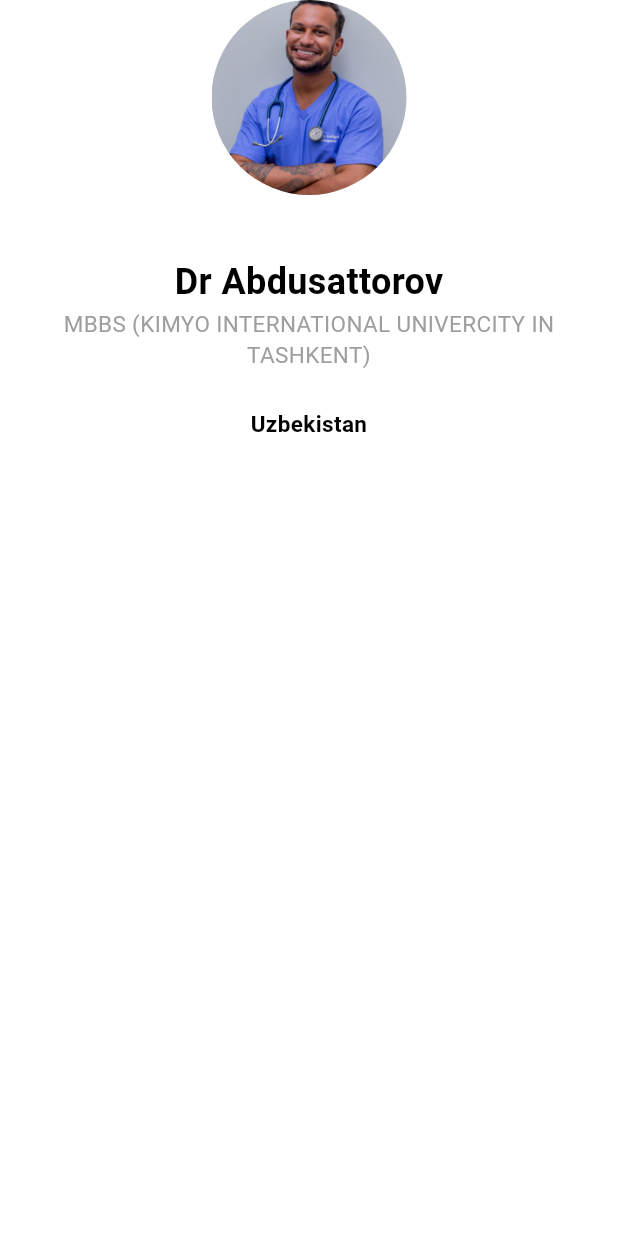
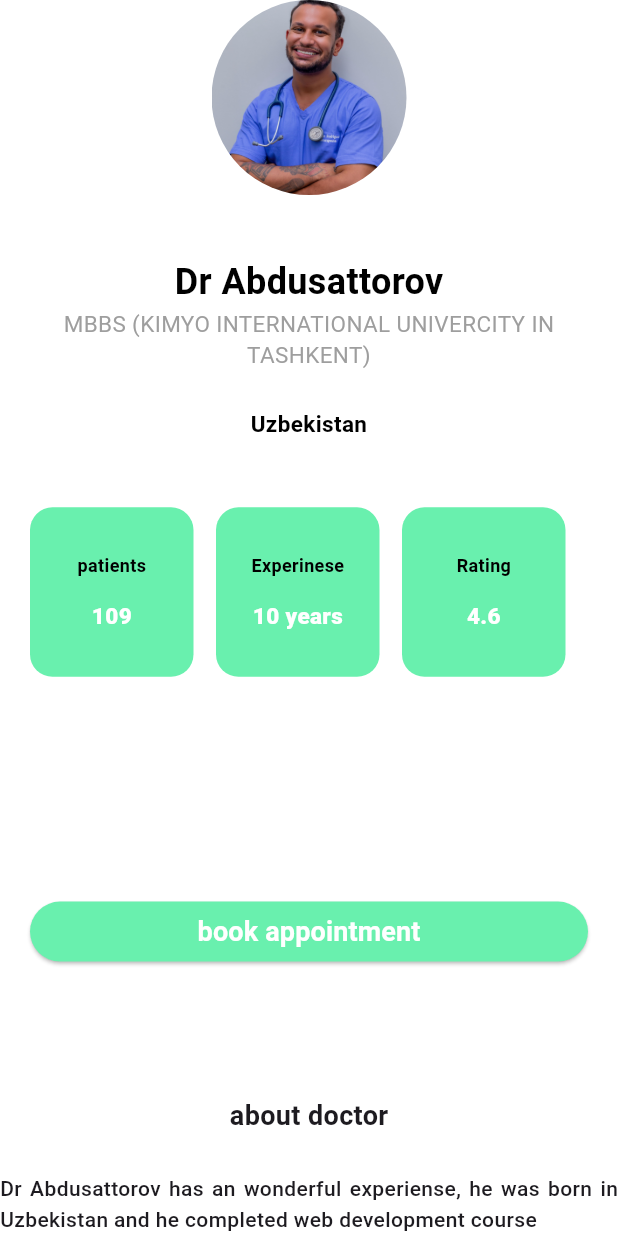
Before and after one commit to InvestUz/doctor_app, a Flutter app: the DoctorDetails screen opened by its route, on a phone screen of 412 x 824 dp. Run offline on Flutter 3.47's test engine with Material 3 defaults, Android fonts, the phone set to English and light mode, and no system bars; our stand-ins replace font_awesome_flutter.

Commit message:
doctor details has been finished

```diff
--- a/lib/screens/doctor_details.dart
+++ b/lib/screens/doctor_details.dart
@@ -1,4 +1,5 @@
-import 'package:doctor_app/components/custom_appbar.dart';
+import 'package:doctor_app/components/button.dart';
+// import 'package:doctor_app/components/custom_appbar.dart';
 import 'package:doctor_app/utils/config.dart';
 import 'package:flutter/material.dart';
 import 'package:font_awesome_flutter/font_awesome_flutter.dart';
@@ -32,10 +33,39 @@ class _DoctorDetailsState extends State<DoctorDetails> {
       //         ))
       //   ],
       // ),
-      body: const SafeArea(
+      body: SafeArea(
           child: Column(
         children: <Widget>[
-          AboutDoctor(),
+          const AboutDoctor(),
+          const DetailBody(),
+          const Spacer(),
+          Padding(
+            padding:const  EdgeInsets.all(20),
+            child: Button(
+              width: double.infinity,
+              title: 'book appointment',
+              onPressed: (){},
+              disable: false,
+            ),
+          ),
+          Config.spaceBig,
+          const Text(
+            'about doctor',
+            style: TextStyle(
+              fontWeight: FontWeight.w600,
+              fontSize: 18,
+            ),
+          ),
+          Config.spaceSmall,
+          const Text(
+            'Dr Abdusattorov has an wonderful experiense, he was born in Uzbekistan and he completed web development course',
+            style: TextStyle(
+              fontWeight: FontWeight.w500,
+              height: 1.5,
+            ),
+            softWrap: true,
+            textAlign: TextAlign.justify,
+          ),
         ],
       )),
     );
```
Also changed, not shown: 1 other file.
